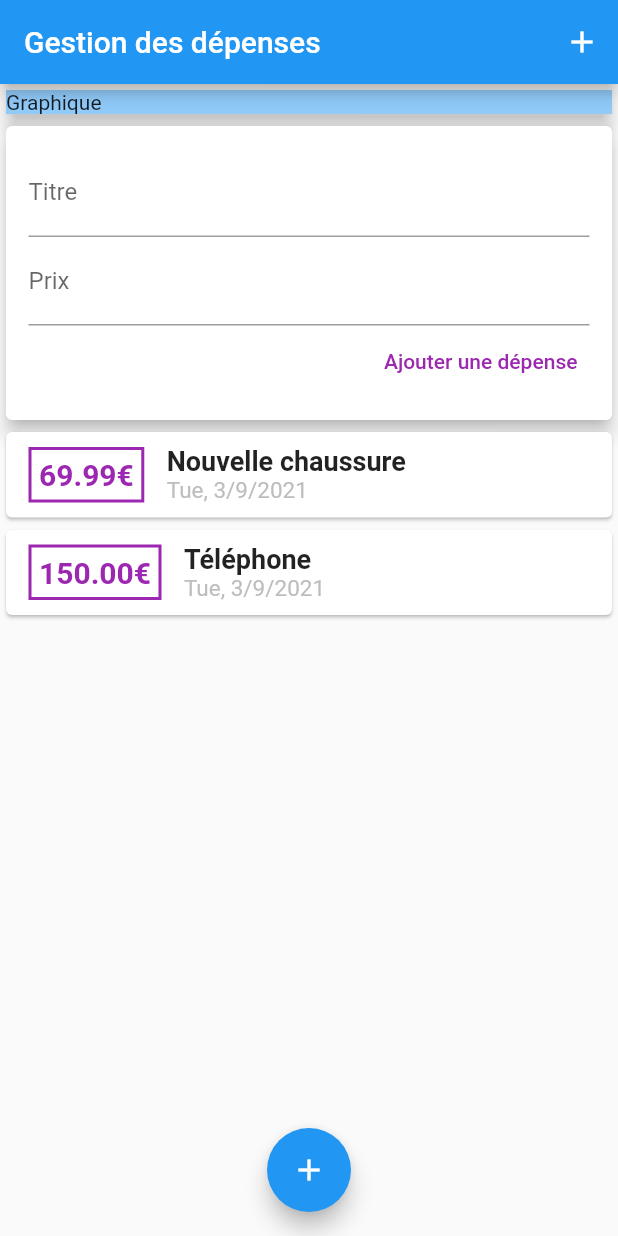
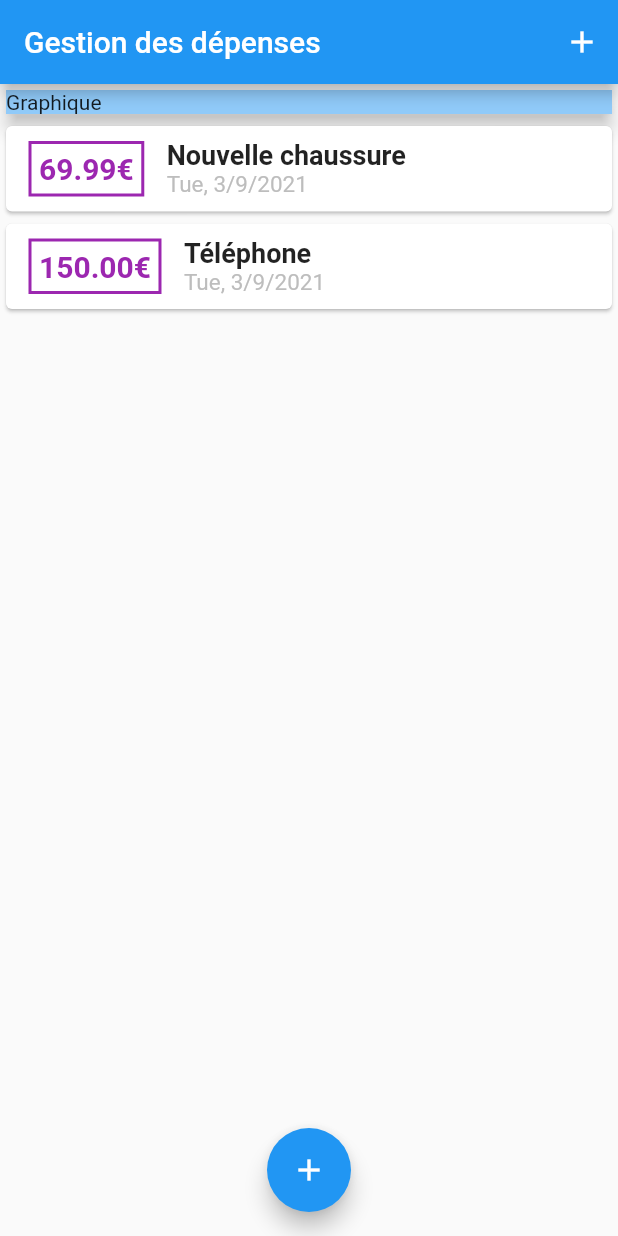
Before and after one commit to Web82-Thom/depense_controller_app, a Flutter app: the screen it shows after launch, on a phone screen of 412 x 824 dp. Run offline on Flutter 3.47's test engine with Material 2 defaults, Android fonts, the phone set to English and light mode, and no system bars.

Commit message:
create method for display and close form title + amount and call into onPressed import listTransaction in class _MyHomePageState , and import src

```diff
--- a/lib/main.dart
+++ b/lib/main.dart
@@ -1,12 +1,19 @@
 import 'package:flutter/material.dart';
 
-import './widgets/user_transactions.dart';
+import './widgets/new_transaction.dart';
+import './widgets/transaction_list.dart';
+import './models/transaction.dart';
 void main() {
   runApp(MyApp());
 }
 
-class MyApp extends StatelessWidget {
+class MyApp extends StatefulWidget {
   // This widget is the root of your application.
+  @override
+  _MyAppState createState() => _MyAppState();
+}
+
+class _MyAppState extends State<MyApp> {
   @override
   Widget build(BuildContext context) {
     return MaterialApp(
@@ -28,8 +35,47 @@
 }
 
 class _MyHomePageState extends State<MyHomePage> {
-  final titleController = TextEditingController();
-  final amountController = TextEditingController();
+  final List<Transaction> _userTransactions = [
+      Transaction(
+        id: 'T1',
+        title: 'Nouvelle chaussure',
+        amount: 69.99,
+        date: DateTime.now(),
+      ),
+      Transaction(
+        id: 'T2',
+        title: 'Téléphone',
+        amount: 150,
+        date: DateTime.now(),
+      ),
+  ];
+
+  //Methode pour ajouter une transaction et pointer sur les values txTitle et txAmount
+  void _addNewTransaction(String txTitle, double txAmount) {
+    final newTx = Transaction(
+      title: txTitle,
+      amount: txAmount,
+      date: DateTime.now(),
+      id: DateTime.now().toString(),
+    );
+
+    setState((){
+      _userTransactions.add(newTx);
+    });
+  }
+
+  //Creer une méthode pour affiché le form d'un new-transaction
+  void _startAddNewTransaction(BuildContext ctx) {
+    showModalBottomSheet(
+      context: ctx,
+      builder: (_) {
+        return GestureDetector(
+          onTap: () {},
+          child : NewTransaction(_addNewTransaction);
+          behavior: HitTestBehavior.opaque,
+        )
+    },);
+  }
 
   @override
   Widget build(BuildContext context) {
@@ -38,7 +84,10 @@
         title: Text(widget.title),
         //ajout d'un buton +
         actions: <Widget>[
-          IconButton(icon: Icon(Icons.add), onPressed: () {},)
+          IconButton(
+            icon: Icon(Icons.add),
+            onPressed: () => _startAddNewTransaction(context),
+          )
         ],
 
       ),
@@ -60,7 +109,7 @@
                 elevation: 5,
               ),
             ),
-            UserTransactions(),
+            TransactionList(_userTransactions),
             //liste des transactions
           ],
         ),
@@ -70,7 +119,8 @@
       //ajout d'un bouton flottant
       floatingActionButton: FloatingActionButton(
         child: Icon(Icons.add),
-        onPressed: () {},
+        //si on appuit montre le form title + amount
+        onPressed: () => _startAddNewTransaction(context),
       ),
     );
   }
```
